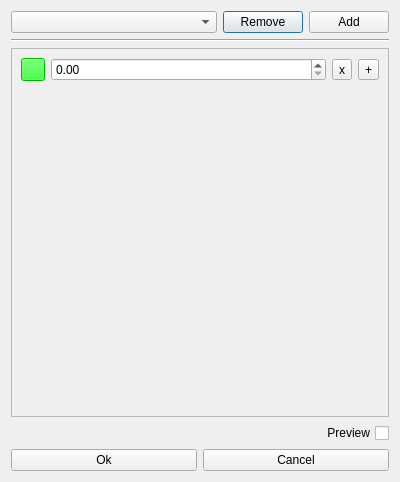
First picture: the form in ASAP/visualization/resources/LUTEditor.ui, repository computationalpathologygroup/ASAP, before the edit.
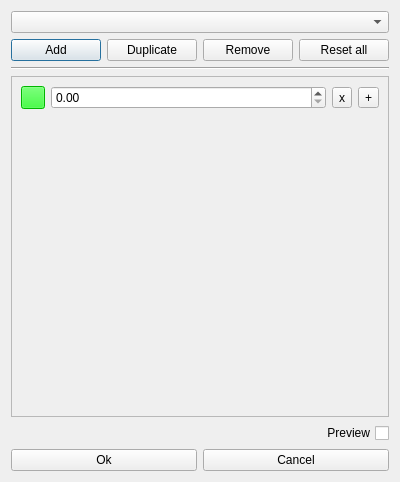
Second picture: the form after the edit.

Commit message: Almost finished new LUT editor implementation

What changed in the file:
```diff
--- a/ASAP/visualization/resources/LUTEditor.ui
+++ b/ASAP/visualization/resources/LUTEditor.ui
@@ -17,8 +17,6 @@
    <item>
     <layout class="QVBoxLayout" name="verticalLayout">
      <item>
-      <layout class="QHBoxLayout" name="horizontalLayout">
-       <item>
         <widget class="QComboBox" name="LUTListComboBox">
          <property name="sizePolicy">
           <sizepolicy hsizetype="MinimumExpanding" vsizetype="Fixed">
@@ -38,25 +36,61 @@
         </widget>
        </item>
        <item>
-        <widget class="QPushButton" name="RemoveLUTEntryButton">
+      <layout class="QHBoxLayout" name="horizontalLayout">
+       <item>
+        <widget class="QPushButton" name="addLUTButton">
          <property name="sizePolicy">
-          <sizepolicy hsizetype="Fixed" vsizetype="Fixed">
+          <sizepolicy hsizetype="Preferred" vsizetype="Fixed">
            <horstretch>0</horstretch>
            <verstretch>0</verstretch>
           </sizepolicy>
          </property>
-         <property name="text">
-          <string>Remove</string>
-         </property>
-        </widget>
-       </item>
-       <item>
-        <widget class="QPushButton" name="pushButton_2">
          <property name="text">
           <string>Add</string>
          </property>
         </widget>
        </item>
+       <item>
+        <widget class="QPushButton" name="duplicateLUTButton">
+         <property name="sizePolicy">
+          <sizepolicy hsizetype="Preferred" vsizetype="Fixed">
+           <horstretch>0</horstretch>
+           <verstretch>0</verstretch>
+          </sizepolicy>
+         </property>
+         <property name="text">
+          <string>Duplicate</string>
+         </property>
+        </widget>
+       </item>
+       <item>
+        <widget class="QPushButton" name="removeLUTButton">
+         <property name="sizePolicy">
+          <sizepolicy hsizetype="Preferred" vsizetype="Fixed">
+           <horstretch>0</horstretch>
+           <verstretch>0</verstretch>
+          </sizepolicy>
+         </property>
+         <property name="text">
+          <string>Remove</string>
+         </property>
+        </widget>
+       </item>
+       <item>
+        <widget class="QPushButton" name="resetAllLUTButton">
+         <property name="sizePolicy">
+          <sizepolicy hsizetype="Preferred" vsizetype="Fixed">
+           <horstretch>0</horstretch>
+           <verstretch>0</verstretch>
+          </sizepolicy>
+         </property>
+         <property name="text">
+          <string>Reset all</string>
+         </property>
+        </widget>
+       </item>
+      </layout>
+     </item>
       </layout>
      </item>
      <item>
@@ -76,8 +110,8 @@
          <rect>
           <x>0</x>
           <y>0</y>
-          <width>378</width>
-          <height>365</height>
+        <width>380</width>
+        <height>340</height>
          </rect>
         </property>
         <layout class="QVBoxLayout" name="verticalLayout_3">
@@ -184,16 +218,16 @@
      </item>
      <item>
       <layout class="QHBoxLayout" name="horizontalLayout_3">
-       <item>
-        <widget class="QPushButton" name="cancelButton">
-         <property name="text">
-          <string>Ok</string>
-         </property>
-        </widget>
-       </item>
        <item>
         <widget class="QPushButton" name="okButton">
          <property name="text">
+        <string>Ok</string>
+       </property>
+      </widget>
+     </item>
+     <item>
+      <widget class="QPushButton" name="cancelButton">
+       <property name="text">
           <string>Cancel</string>
          </property>
         </widget>
@@ -201,8 +235,6 @@
       </layout>
      </item>
     </layout>
-   </item>
-  </layout>
  </widget>
  <resources/>
  <connections>
```
Left out of the diff: 8 changed lines with no effect on the pictures. Lines whose indentation alone changed are shown as unchanged. The commit also changes 3 other files.
